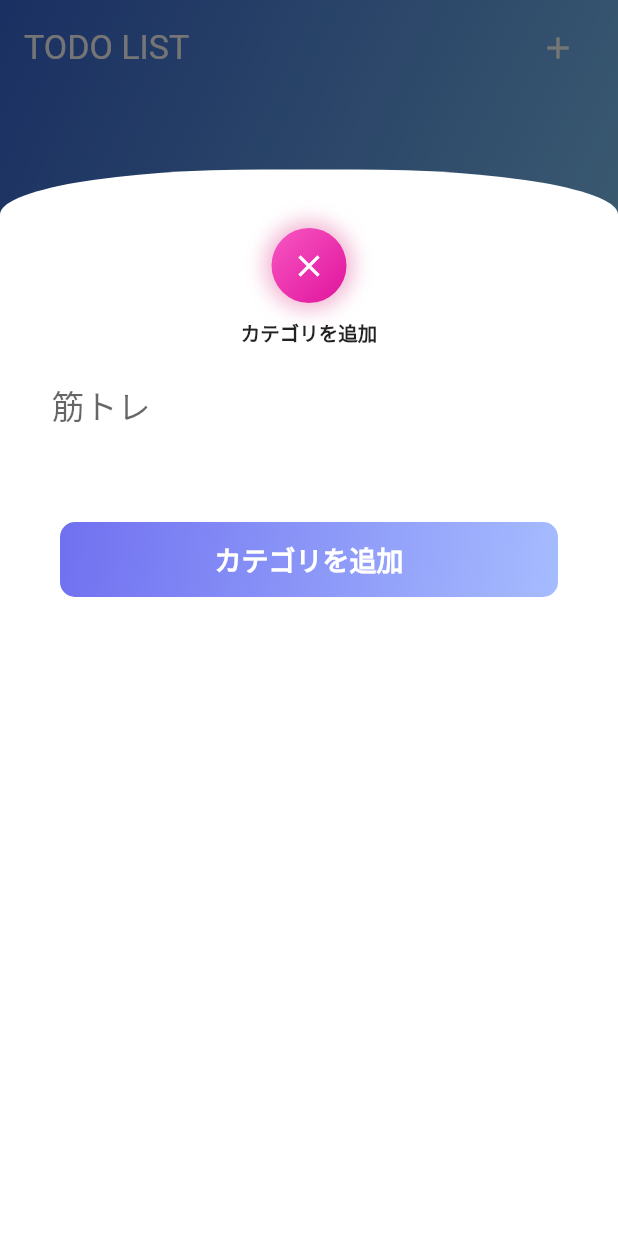
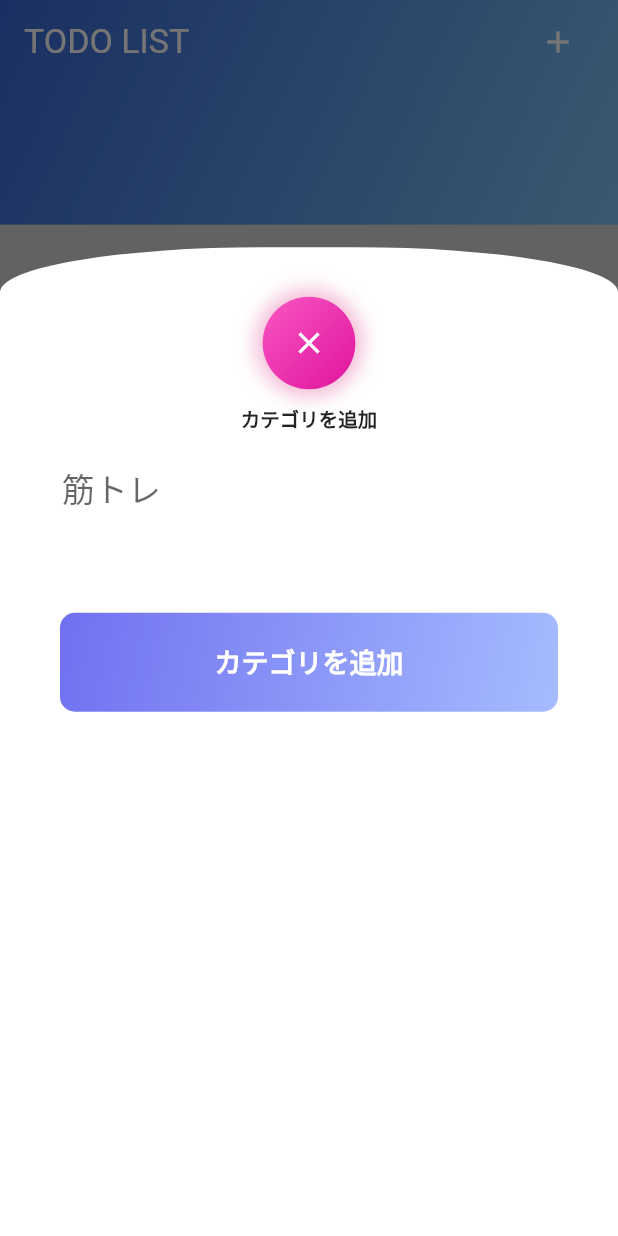
Before and after one commit to TTTTk84/Simple-TodoApp, a Flutter app: the screen it shows after launch, after a tap on the "add" icon, on a phone screen of 412 x 824 dp. Run offline on Flutter 3.47's test engine with Material 2 defaults, Android fonts, the phone set to English and light mode, and no system bars; our stand-ins replace flutter_datetime_picker, flutter_local_notifications, gradient_app_bar, sqflite; accounts and stored records are empty; statements that could not run were skipped.

Commit message:
[Fix] todo fix

```diff
--- a/lib/views/homePage.dart
+++ b/lib/views/homePage.dart
@@ -15,6 +15,8 @@ class HomePage extends StatelessWidget {
     notificationPlugin.init();
     Provider.of<TaskRepository>(context, listen: false).getReminderTask();
 
+    double deviceW = MediaQuery.of(context).size.width;
+    double deviceH = MediaQuery.of(context).size.height;
     var todo_provider = Provider.of<TodoRepository>(context, listen: false);
     var todo_builder = FutureBuilder(
       future: todo_provider.getAll(),
@@ -36,6 +38,7 @@ class HomePage extends StatelessWidget {
 
     return Container(
       child: Scaffold(
+        resizeToAvoidBottomInset: false,
         appBar: PreferredSize(
           preferredSize:
               Size.fromHeight(MediaQuery.of(context).size.height * 0.24),
@@ -44,12 +47,11 @@ class HomePage extends StatelessWidget {
         body: Column(
           crossAxisAlignment: CrossAxisAlignment.start,
           children: <Widget>[
-            Spacer(flex: 3),
-            Expanded(
-              flex: 5,
+            SizedBox(height: deviceH * 0.24),
+            Container(
+              height: deviceH * 0.35,
               child: todo_builder,
             ),
-            Spacer(flex: 2),
           ],
         ),
       ),
--- a/lib/widgets/appBar.dart
+++ b/lib/widgets/appBar.dart
@@ -21,12 +21,8 @@ class TodoAppBar extends StatelessWidget {
     List<Task> _tasks = task_repository.enabled_task_items;
 
     return GradientAppBar(
-      title: Column(
-        mainAxisAlignment: MainAxisAlignment.center,
-        crossAxisAlignment: CrossAxisAlignment.start,
-        children: <Widget>[
-          SizedBox(height: deviceW * 0.02),
-          Row(
+      title: Center(
+        child: Row(
           mainAxisAlignment: MainAxisAlignment.spaceBetween,
           children: <Widget>[
             Text(
@@ -53,7 +49,6 @@ class TodoAppBar extends StatelessWidget {
             ),
           ],
         ),
-        ],
       ),
       elevation: 0,
       gradient: LinearGradient(
--- a/lib/widgets/todoModal.dart
+++ b/lib/widgets/todoModal.dart
@@ -10,59 +10,42 @@ class TodoModal extends StatelessWidget {
 
   TodoModal(this._todo, this.status);
 
-  final _formKey = GlobalKey<FormState>();
-
   @override
   Widget build(BuildContext context) {
+    double deviceW = MediaQuery.of(context).size.width;
+    double deviceH = MediaQuery.of(context).size.height;
     var _textController = TextEditingController(text: _todo.description);
+
     void _onPress() async {
-      if (_formKey.currentState.validate()) {
-        _formKey.currentState.save();
+      if (_textController.text.isEmpty || _textController.text == null) return;
       _todo.description = _textController.text;
       if (status == modalStatus.add) {
         await Provider.of<TodoRepository>(context, listen: false)
             .create(_todo.description);
       } else {
-          await Provider.of<TodoRepository>(context, listen: false)
-              .update(_todo);
+        await Provider.of<TodoRepository>(context, listen: false).update(_todo);
       }
       Navigator.of(context).pop<String>('${_textController.text}');
     }
-    }
 
     return Container(
-      height: MediaQuery.of(context).size.height - 80,
-      padding:
-          EdgeInsets.only(bottom: MediaQuery.of(context).viewInsets.bottom),
-      child: Stack(
-        alignment: AlignmentDirectional.topCenter,
-        children: <Widget>[
-          Positioned(
-            top: MediaQuery.of(context).size.height / 25,
-            child: Container(
-              height: MediaQuery.of(context).size.height,
-              width: MediaQuery.of(context).size.width,
+      height: deviceH * 0.8,
       decoration: BoxDecoration(
         color: Colors.white,
         borderRadius: BorderRadius.vertical(
           top: Radius.elliptical(175, 30),
         ),
       ),
-            ),
-          ),
-          Positioned(
-            top: MediaQuery.of(context).size.height / 2 - 340,
-            child: Container(
       child: Column(
-                mainAxisSize: MainAxisSize.min,
-                children: <Widget>[
+        children: [
+          SizedBox(height: deviceW * 0.08),
           InkWell(
             onTap: () {
               Navigator.of(context).pop();
             },
             child: Container(
-                      width: 50,
-                      height: 50,
+              width: deviceW * 0.15,
+              height: deviceW * 0.15,
               child: Icon(
                 Icons.close,
                 color: Colors.white,
@@ -91,7 +74,7 @@ class TodoModal extends StatelessWidget {
             ),
           ),
           Form(
-                    key: _formKey,
+            child: SingleChildScrollView(
               child: Column(
                 mainAxisSize: MainAxisSize.min,
                 children: <Widget>[
@@ -103,12 +86,11 @@ class TodoModal extends StatelessWidget {
                       fontWeight: FontWeight.w600,
                     ),
                   ),
-                        SizedBox(height: 10),
+                  SizedBox(height: deviceH * 0.01),
                   Container(
-                          width: MediaQuery.of(context).size.width / 1.2,
+                    width: deviceW * 0.8,
                     child: TextFormField(
                       controller: _textController,
-                            autofocus: false,
                       decoration: InputDecoration(
                         hintText: "筋トレ",
                         border: InputBorder.none,
@@ -119,16 +101,15 @@ class TodoModal extends StatelessWidget {
                         fontStyle: FontStyle.normal,
                       ),
                       validator: (String v) {
-                              if (v.isEmpty || v == null)
-                                return 'テキストを入力してください';
+                        if (v.isEmpty || v == null) return 'テキストを入力してください';
                         return null;
                       },
                     ),
                   ),
-                        SizedBox(height: 20),
+                  SizedBox(height: deviceH * 0.03),
                   Container(
                     margin: EdgeInsets.only(top: 30),
-                          height: 50,
+                    height: deviceH * 0.08,
                     width: MediaQuery.of(context).size.width - 80,
                     decoration: BoxDecoration(
                       borderRadius: BorderRadius.circular(10),
@@ -165,9 +146,6 @@ class TodoModal extends StatelessWidget {
                 ],
               ),
             ),
-                ],
-              ),
-            ),
           ),
         ],
       ),
```
Also changed, not shown: lib/ui/appBarUI.dart (+6 -6 lines), lib/ui/todoTileUI.dart (+8 -7 lines), lib/views/task_builderPage.dart (+8 -5 lines). Lines whose indentation alone changed are shown as unchanged.
